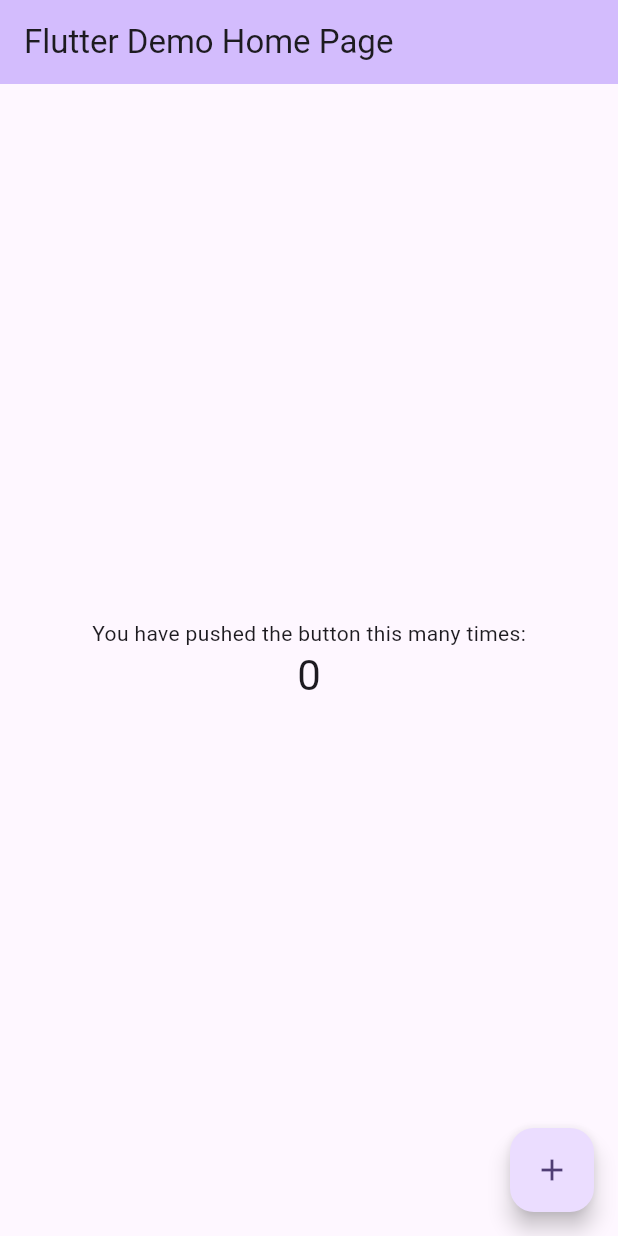
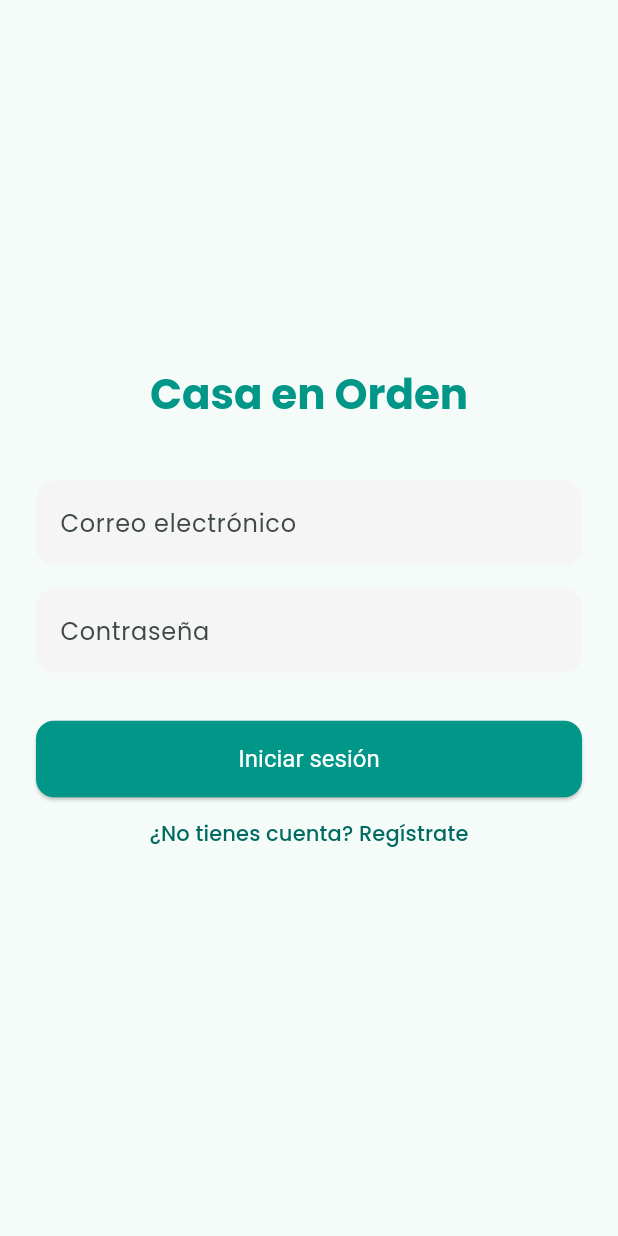
Before and after one commit to kytronApps/casa_en_orden, a Flutter app: the screen it shows after launch, on a phone screen of 412 x 824 dp. Run offline on Flutter 3.47's test engine with Material 3 defaults, Android fonts, the phone set to English and light mode, and no system bars; our stand-ins replace google_fonts.

Commit message:
login y register

```diff
--- /dev/null
+++ b/casa_en_orden/lib/app.dart
@@ -0,0 +1,40 @@
+import 'package:flutter/material.dart';
+import 'package:google_fonts/google_fonts.dart';
+import 'features/auth/ui/login_screen.dart';
+
+class CasaEnOrdenApp extends StatelessWidget {
+  const CasaEnOrdenApp({super.key});
+
+  @override
+  Widget build(BuildContext context) {
+    return MaterialApp(
+      title: 'Casa en Orden',
+      debugShowCheckedModeBanner: false,
+      theme: ThemeData(
+        colorScheme: ColorScheme.fromSeed(seedColor: Colors.teal),
+        useMaterial3: true,
+        textTheme: GoogleFonts.poppinsTextTheme(),
+        inputDecorationTheme: const InputDecorationTheme(
+          filled: true,
+          fillColor: Color(0xFFF5F5F5),
+          border: OutlineInputBorder(
+            borderRadius: BorderRadius.all(Radius.circular(12)),
+            borderSide: BorderSide.none,
+          ),
+        ),
+        elevatedButtonTheme: ElevatedButtonThemeData(
+          style: ElevatedButton.styleFrom(
+            backgroundColor: Colors.teal,
+            foregroundColor: Colors.white,
+            shape: RoundedRectangleBorder(
+              borderRadius: BorderRadius.circular(12),
+            ),
+            padding: const EdgeInsets.symmetric(vertical: 16),
+            textStyle: const TextStyle(fontSize: 16),
+          ),
+        ),
+      ),
+      home: const LoginScreen(),
+    );
+  }
+}
--- /dev/null
+++ b/casa_en_orden/lib/features/auth/ui/login_screen.dart
@@ -0,0 +1,93 @@
+import 'package:flutter/material.dart';
+import 'register_screen.dart';
+
+class LoginScreen extends StatefulWidget {
+  const LoginScreen({super.key});
+
+  @override
+  State<LoginScreen> createState() => _LoginScreenState();
+}
+
+class _LoginScreenState extends State<LoginScreen> {
+  final _emailController = TextEditingController();
+  final _passwordController = TextEditingController();
+  bool _isLoading = false;
+
+  void _login() async {
+    final email = _emailController.text.trim();
+    final password = _passwordController.text;
+
+    if (email.isEmpty || password.isEmpty) {
+      _showError('Por favor, completa todos los campos');
+      return;
+    }
+
+    setState(() => _isLoading = true);
+
+    await Future.delayed(const Duration(seconds: 2)); // temporal
+    debugPrint('Login con $email / $password');
+
+    setState(() => _isLoading = false);
+  }
+
+  void _showError(String message) {
+    ScaffoldMessenger.of(context).showSnackBar(SnackBar(content: Text(message)));
+  }
+
+  @override
+  Widget build(BuildContext context) {
+    return Scaffold(
+      body: SafeArea(
+        child: Padding(
+          padding: const EdgeInsets.all(24.0),
+          child: Center(
+            child: SingleChildScrollView(
+              child: Column(
+                children: [
+                  Text(
+                    'Casa en Orden',
+                    style: Theme.of(context).textTheme.headlineMedium?.copyWith(
+                          fontWeight: FontWeight.bold,
+                          color: Colors.teal,
+                        ),
+                  ),
+                  const SizedBox(height: 40),
+                  TextField(
+                    controller: _emailController,
+                    decoration: const InputDecoration(
+                      hintText: 'Correo electrónico',
+                    ),
+                  ),
+                  const SizedBox(height: 16),
+                  TextField(
+                    controller: _passwordController,
+                    obscureText: true,
+                    decoration: const InputDecoration(
+                      hintText: 'Contraseña',
+                    ),
+                  ),
+                  const SizedBox(height: 32),
+                  _isLoading
+                      ? const CircularProgressIndicator()
+                      : ElevatedButton(
+                          onPressed: _login,
+                          child: const Center(child: Text('Iniciar sesión')),
+                        ),
+                  TextButton(
+  onPressed: () {
+    Navigator.push(
+      context,
+      MaterialPageRoute(builder: (_) => const RegisterScreen()),
+    );
+  },
+  child: const Text('¿No tienes cuenta? Regístrate'),
+),
+                ],
+              ),
+            ),
+          ),
+        ),
+      ),
+    );
+  }
+}
--- a/casa_en_orden/lib/main.dart
+++ b/casa_en_orden/lib/main.dart
@@ -1,122 +1,10 @@
 import 'package:flutter/material.dart';
+import 'app.dart';
 
-void main() {
-  runApp(const MyApp());
+void main() async {
+  WidgetsFlutterBinding.ensureInitialized();
+
+
+
+  runApp(const CasaEnOrdenApp());
 }
-
-class MyApp extends StatelessWidget {
-  const MyApp({super.key});
-
-  // This widget is the root of your application.
-  @override
-  Widget build(BuildContext context) {
-    return MaterialApp(
-      title: 'Flutter Demo',
-      theme: ThemeData(
-        // This is the theme of your application.
-        //
-        // TRY THIS: Try running your application with "flutter run". You'll see
-        // the application has a purple toolbar. Then, without quitting the app,
-        // try changing the seedColor in the colorScheme below to Colors.green
-        // and then invoke "hot reload" (save your changes or press the "hot
-        // reload" button in a Flutter-supported IDE, or press "r" if you used
-        // the command line to start the app).
-        //
-        // Notice that the counter didn't reset back to zero; the application
-        // state is not lost during the reload. To reset the state, use hot
-        // restart instead.
-        //
-        // This works for code too, not just values: Most code changes can be
-        // tested with just a hot reload.
-        colorScheme: ColorScheme.fromSeed(seedColor: Colors.deepPurple),
-      ),
-      home: const MyHomePage(title: 'Flutter Demo Home Page'),
-    );
-  }
-}
-
-class MyHomePage extends StatefulWidget {
-  const MyHomePage({super.key, required this.title});
-
-  // This widget is the home page of your application. It is stateful, meaning
-  // that it has a State object (defined below) that contains fields that affect
-  // how it looks.
-
-  // This class is the configuration for the state. It holds the values (in this
-  // case the title) provided by the parent (in this case the App widget) and
-  // used by the build method of the State. Fields in a Widget subclass are
-  // always marked "final".
-
-  final String title;
-
-  @override
-  State<MyHomePage> createState() => _MyHomePageState();
-}
-
-class _MyHomePageState extends State<MyHomePage> {
-  int _counter = 0;
-
-  void _incrementCounter() {
-    setState(() {
-      // This call to setState tells the Flutter framework that something has
-      // changed in this State, which causes it to rerun the build method below
-      // so that the display can reflect the updated values. If we changed
-      // _counter without calling setState(), then the build method would not be
-      // called again, and so nothing would appear to happen.
-      _counter++;
-    });
-  }
-
-  @override
-  Widget build(BuildContext context) {
-    // This method is rerun every time setState is called, for instance as done
-    // by the _incrementCounter method above.
-    //
-    // The Flutter framework has been optimized to make rerunning build methods
-    // fast, so that you can just rebuild anything that needs updating rather
-    // than having to individually change instances of widgets.
-    return Scaffold(
-      appBar: AppBar(
-        // TRY THIS: Try changing the color here to a specific color (to
-        // Colors.amber, perhaps?) and trigger a hot reload to see the AppBar
-        // change color while the other colors stay the same.
-        backgroundColor: Theme.of(context).colorScheme.inversePrimary,
-        // Here we take the value from the MyHomePage object that was created by
-        // the App.build method, and use it to set our appbar title.
-        title: Text(widget.title),
-      ),
-      body: Center(
-        // Center is a layout widget. It takes a single child and positions it
-        // in the middle of the parent.
-        child: Column(
-          // Column is also a layout widget. It takes a list of children and
-          // arranges them vertically. By default, it sizes itself to fit its
-          // children horizontally, and tries to be as tall as its parent.
-          //
-          // Column has various properties to control how it sizes itself and
-          // how it positions its children. Here we use mainAxisAlignment to
-          // center the children vertically; the main axis here is the vertical
-          // axis because Columns are vertical (the cross axis would be
-          // horizontal).
-          //
-          // TRY THIS: Invoke "debug painting" (choose the "Toggle Debug Paint"
-          // action in the IDE, or press "p" in the console), to see the
-          // wireframe for each widget.
-          mainAxisAlignment: MainAxisAlignment.center,
-          children: <Widget>[
-            const Text('You have pushed the button this many times:'),
-            Text(
-              '$_counter',
-              style: Theme.of(context).textTheme.headlineMedium,
-            ),
-          ],
-        ),
-      ),
-      floatingActionButton: FloatingActionButton(
-        onPressed: _incrementCounter,
-        tooltip: 'Increment',
-        child: const Icon(Icons.add),
-      ), // This trailing comma makes auto-formatting nicer for build methods.
-    );
-  }
-}
--- a/casa_en_orden/pubspec.yaml
+++ b/casa_en_orden/pubspec.yaml
@@ -30,6 +30,8 @@ environment:
 dependencies:
   flutter:
     sdk: flutter
+  google_fonts: ^6.1.0
+
 
   # The following adds the Cupertino Icons font to your application.
   # Use with the CupertinoIcons class for iOS style icons.
```
Also changed, not shown: casa_en_orden/lib/features/auth/ui/register_screen.dart (added, +102 -0 lines), casa_en_orden/lib/features/auth/data/auth_repository.dart (added), casa_en_orden/lib/features/auth/logic/auth_controller.dart (added), casa_en_orden/pubspec.lock, 7 other files.
